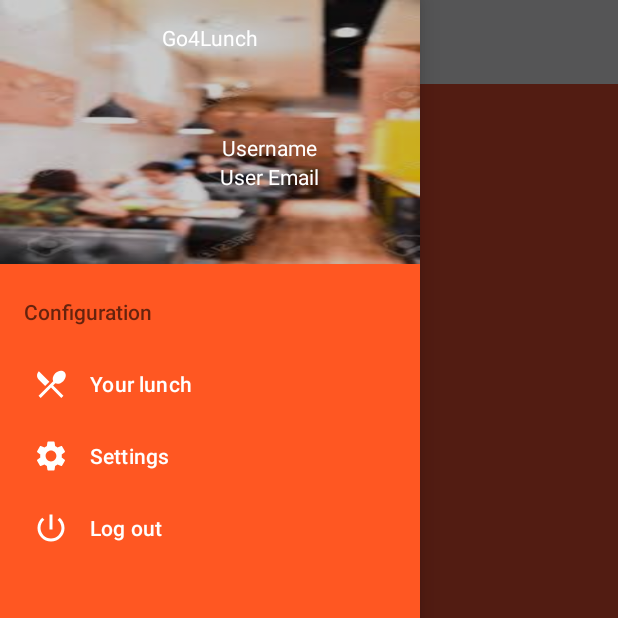
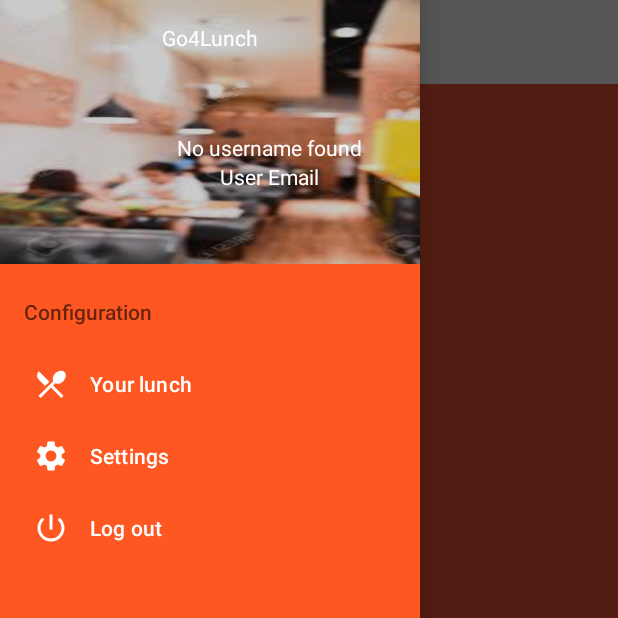
Before and after one commit to Calinnor/Go4LunchHome, an Android app: the screen it shows after launch once a user with an empty profile is signed in (MainActivity), with the side drawer open, on a phone screen of 412 x 824 dp, the top half of it. Run offline under Robolectric (Android 15) with nearby library versions, the phone set to English and light mode, and no system bars; our stand-ins replace ButterKnife, Firebase (no records; nobody signed in at launch, a user with empty details on screens opened directly); libraries missing offline, so code that uses them is left out: com.firebase.ui.

```diff
--- a/app/src/main/java/com/cirederf/go4lunch/Controllers/Activities/MainActivity.java
+++ b/app/src/main/java/com/cirederf/go4lunch/Controllers/Activities/MainActivity.java
@@ -10,7 +10,10 @@ import androidx.drawerlayout.widget.DrawerLayout;
 
 import android.content.DialogInterface;
 import android.os.Bundle;
+import android.text.TextUtils;
 import android.view.MenuItem;
+import android.view.View;
+import android.widget.TextView;
 
 import androidx.appcompat.widget.Toolbar;
 import androidx.fragment.app.Fragment;
@@ -53,6 +56,7 @@ public class MainActivity extends AppCompatActivity implements NavigationView.On
         this.configureNavigationDrawer();
         this.configureDrawerLayout();
         this.showDefaultFragment();
+        this.updateUi();
     }
 
     // Actions
@@ -144,6 +148,7 @@ public class MainActivity extends AppCompatActivity implements NavigationView.On
 
     @Nullable
     protected FirebaseUser getCurrentUser(){ return FirebaseAuth.getInstance().getCurrentUser(); }
+    //todo find how display values text in a drawer because this dont work: views doesnt exist.
 
 //    private void updateUi(){
 //        TextView userMail = findViewById(R.id.nav_header_user_email_txt);
@@ -156,6 +161,15 @@ public class MainActivity extends AppCompatActivity implements NavigationView.On
 //        userName.setText(username);
 //        userMail.setText(email);
 //    }
+
+    //todo makes other requests for mail and picture
+    private void updateUi(){
+    NavigationView navigationView = findViewById(R.id.activity_main_nav_view);
+    View headerView = navigationView.getHeaderView(0);
+    TextView navUsername = headerView.findViewById(R.id.nav_header_username_txt);
+    String username = TextUtils.isEmpty(this.getCurrentUser().getDisplayName()) ? getString(R.string.info_no_username_found) : this.getCurrentUser().getDisplayName();
+    navUsername.setText(username);
+    }
 
 
 
--- a/app/src/main/res/layout/activity_main_nav_header.xml
+++ b/app/src/main/res/layout/activity_main_nav_header.xml
@@ -2,6 +2,7 @@
 <LinearLayout
     xmlns:android="http://schemas.android.com/apk/res/android"
     xmlns:app="http://schemas.android.com/apk/res-auto"
+    android:id="@+id/main_nav_header"
     android:layout_width="match_parent"
     android:layout_height="176dp"
     android:background="@drawable/restau_flou">
```
